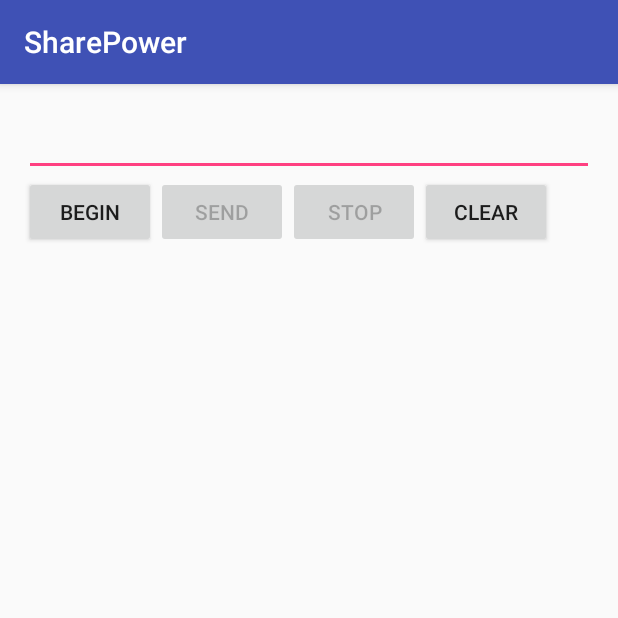
After one commit to alierbas/SharePower, an Android app: the ChargeConsole screen opened directly, with no data from a screen before it, on a phone screen of 412 x 824 dp, the top half of it. The commit adds this screen. Run offline under Robolectric (Android 15) with nearby library versions, the phone set to English and light mode, and no system bars.

Commit message:
Usb Activity Console

```diff
--- a/app/build.gradle
+++ b/app/build.gradle
@@ -5,7 +5,7 @@ android {
     buildToolsVersion "23.0.3"
     defaultConfig {
         applicationId "com.ae.sharepower"
-        minSdkVersion 10
+        minSdkVersion 12
         targetSdkVersion 23
         versionCode 1
         versionName "1.0"
@@ -26,4 +26,5 @@ dependencies {
     compile 'com.android.support:appcompat-v7:23.1.1'
     compile 'com.android.support:design:23.1.1'
     compile 'com.google.android.gms:play-services-maps:9.0.1'
+    compile files('libs/usbserial.jar')
 }
--- /dev/null
+++ b/app/src/main/java/com/ae/sharepower/ChargeConsole.java
@@ -0,0 +1,171 @@
+package com.ae.sharepower;
+
+import android.app.PendingIntent;
+import android.content.BroadcastReceiver;
+import android.content.Context;
+import android.content.Intent;
+import android.content.IntentFilter;
+import android.hardware.usb.UsbDevice;
+import android.hardware.usb.UsbDeviceConnection;import android.hardware.usb.UsbManager;
+import android.os.Bundle;
+import android.support.design.widget.NavigationView;
+import android.support.v7.app.AppCompatActivity;
+import android.util.Log;
+import android.view.View;
+import android.widget.Button;
+import android.widget.EditText;
+import android.widget.TextView;
+
+import java.io.UnsupportedEncodingException;
+import java.util.HashMap;
+import java.util.Map;
+
+import com.felhr.usbserial.UsbSerialInterface;
+import com.felhr.usbserial.UsbSerialDevice;
+
+
+public class ChargeConsole extends AppCompatActivity{
+
+    public final String ACTION_USB_PERMISSION = "com.ae.sharepower.USB_PERMISSION";
+    Button startButton, sendButton, clearButton, stopButton;
+    TextView textView;
+    EditText editText;
+    UsbManager usbManager;
+    UsbDevice device;
+    UsbSerialDevice serialPort;
+    UsbDeviceConnection connection;
+
+    UsbSerialInterface.UsbReadCallback mCallback = new UsbSerialInterface.UsbReadCallback() { //Defining a Callback which triggers whenever data is read.
+        @Override
+        public void onReceivedData(byte[] arg0) {
+            String data = null;
+            try {
+                data = new String(arg0, "UTF-8");
+                data.concat("/n");
+                tvAppend(textView, data);
+            } catch (UnsupportedEncodingException e) {
+                e.printStackTrace();
+            }
+        }
+    };
+
+    private final BroadcastReceiver broadcastReceiver = new BroadcastReceiver() { //Broadcast Receiver to automatically start and stop the Serial connection.
+        @Override
+        public void onReceive(Context context, Intent intent) {
+            if (intent.getAction().equals(ACTION_USB_PERMISSION)) {
+                boolean granted = intent.getExtras().getBoolean(UsbManager.EXTRA_PERMISSION_GRANTED);
+                if (granted) {
+                    connection = usbManager.openDevice(device);
+                    serialPort = UsbSerialDevice.createUsbSerialDevice(device, connection);
+                    if (serialPort != null) {
+                        if (serialPort.open()) { //Set Serial Connection Parameters.
+                            setUiEnabled(true);
+                            serialPort.setBaudRate(9600);
+                            serialPort.setDataBits(UsbSerialInterface.DATA_BITS_8);
+                            serialPort.setStopBits(UsbSerialInterface.STOP_BITS_1);
+                            serialPort.setParity(UsbSerialInterface.PARITY_NONE);
+                            serialPort.setFlowControl(UsbSerialInterface.FLOW_CONTROL_OFF);
+                            serialPort.read(mCallback);
+                            tvAppend(textView,"Serial Connection Opened!\n");
+
+                        } else {
+                            Log.d("SERIAL", "PORT NOT OPEN");
+                        }
+                    } else {
+                        Log.d("SERIAL", "PORT IS NULL");
+                    }
+                } else {
+                    Log.d("SERIAL", "PERM NOT GRANTED");
+                }
+            } else if (intent.getAction().equals(UsbManager.ACTION_USB_DEVICE_ATTACHED)) {
+                onClickStart(startButton);
+            } else if (intent.getAction().equals(UsbManager.ACTION_USB_DEVICE_DETACHED)) {
+                onClickStop(stopButton);
+            }
+        }
+    };
+
+
+    @Override
+    protected void onCreate(Bundle savedInstanceState) {
+        super.onCreate(savedInstanceState);
+        setContentView(R.layout.activity_charge_console);
+
+        usbManager = (UsbManager) getSystemService(this.USB_SERVICE);
+        startButton = (Button) findViewById(R.id.buttonStart);
+        sendButton = (Button) findViewById(R.id.buttonSend);
+        clearButton = (Button) findViewById(R.id.buttonClear);
+        stopButton = (Button) findViewById(R.id.buttonStop);
+        editText = (EditText) findViewById(R.id.editText);
+        textView = (TextView) findViewById(R.id.textView);
+        setUiEnabled(false);
+        IntentFilter filter = new IntentFilter();
+        filter.addAction(ACTION_USB_PERMISSION);
+        filter.addAction(UsbManager.ACTION_USB_DEVICE_ATTACHED);
+        filter.addAction(UsbManager.ACTION_USB_DEVICE_DETACHED);
+        registerReceiver(broadcastReceiver, filter);
+
+    }
+
+
+    public void setUiEnabled(boolean bool) {
+        startButton.setEnabled(!bool);
+        sendButton.setEnabled(bool);
+        stopButton.setEnabled(bool);
+        textView.setEnabled(bool);
+    }
+
+    public void onClickStart(View view) {
+
+        HashMap<String, UsbDevice> usbDevices = usbManager.getDeviceList();
+        if (!usbDevices.isEmpty()) {
+            boolean keep = true;
+            for (Map.Entry<String, UsbDevice> entry : usbDevices.entrySet()) {
+                device = entry.getValue();
+                int deviceVID = device.getVendorId();
+                if (deviceVID == 0x2341)//Arduino Vendor ID
+                {
+                    PendingIntent pi = PendingIntent.getBroadcast(this, 0, new Intent(ACTION_USB_PERMISSION), 0);
+                    usbManager.requestPermission(device, pi);
+                    keep = false;
+                } else {
+                    connection = null;
+                    device = null;
+                }
+
+                if (!keep)
+                    break;
+            }
+        }
+    }
+
+    public void onClickSend(View view) {
+        String string = editText.getText().toString();
+        serialPort.write(string.getBytes());
+        tvAppend(textView, "\nData Sent : " + string + "\n");
+    }
+
+    public void onClickStop(View view) {
+        setUiEnabled(false);
+        serialPort.close();
+        tvAppend(textView,"\nSerial Connection Closed! \n");
+    }
+
+    public void onClickClear(View view) {
+        textView.setText(" ");
+    }
+
+    private void tvAppend(TextView tv, CharSequence text) {
+        final TextView ftv = tv;
+        final CharSequence ftext = text;
+
+        runOnUiThread(new Runnable() {
+            @Override
+            public void run() {
+                ftv.append(ftext);
+            }
+        });
+    }
+
+
+}
--- a/app/src/main/java/com/ae/sharepower/IUsbConnectionHandler.java
+++ /dev/null
@@ -1,6 +0,0 @@
-package com.ae.sharepower;
-public interface IUsbConnectionHandler {
-	void onUsbStopped();
-	void onErrorLooperRunningAlready();
-	void onDeviceNotFound();
-}
--- /dev/null
+++ b/app/src/main/res/layout/activity_charge_console.xml
@@ -0,0 +1,69 @@
+<RelativeLayout xmlns:android="http://schemas.android.com/apk/res/android"
+    xmlns:tools="http://schemas.android.com/tools" android:layout_width="match_parent"
+    android:layout_height="match_parent" android:paddingLeft="@dimen/activity_horizontal_margin"
+    android:paddingRight="@dimen/activity_horizontal_margin"
+    android:paddingTop="@dimen/activity_vertical_margin"
+    android:paddingBottom="@dimen/activity_vertical_margin" tools:context=".MainActivity">
+
+    <EditText
+        android:layout_width="wrap_content"
+        android:layout_height="wrap_content"
+        android:id="@+id/editText"
+        android:layout_alignParentTop="true"
+        android:layout_alignParentRight="true"
+        android:layout_alignParentEnd="true"
+        android:layout_alignParentLeft="true"
+        android:layout_alignParentStart="true" />
+
+    <Button
+        android:layout_width="wrap_content"
+        android:layout_height="wrap_content"
+        android:text="Begin"
+        android:id="@+id/buttonStart"
+        android:layout_below="@+id/editText"
+        android:layout_alignParentLeft="true"
+        android:layout_alignParentStart="true"
+        android:onClick="onClickStart"/>
+
+    <Button
+        android:layout_width="wrap_content"
+        android:layout_height="wrap_content"
+        android:text="Send"
+        android:id="@+id/buttonSend"
+        android:onClick="onClickSend"
+        android:layout_below="@+id/editText"
+        android:layout_toRightOf="@+id/buttonStart"
+        android:layout_toEndOf="@+id/buttonStart" />
+
+    <TextView
+        android:layout_width="wrap_content"
+        android:layout_height="wrap_content"
+        android:id="@+id/textView"
+        android:layout_below="@+id/buttonSend"
+        android:layout_alignParentLeft="true"
+        android:layout_alignParentStart="true"
+        android:layout_alignRight="@+id/editText"
+        android:layout_alignEnd="@+id/editText"
+        android:layout_alignParentBottom="true" />
+
+    <Button
+        android:layout_width="wrap_content"
+        android:layout_height="wrap_content"
+        android:text="Stop"
+        android:id="@+id/buttonStop"
+        android:layout_below="@+id/editText"
+        android:layout_toRightOf="@+id/buttonSend"
+        android:layout_toEndOf="@+id/buttonSend"
+        android:onClick="onClickStop"/>
+
+    <Button
+        android:layout_width="wrap_content"
+        android:layout_height="wrap_content"
+        android:text="Clear"
+        android:id="@+id/buttonClear"
+        android:layout_below="@+id/editText"
+        android:layout_toRightOf="@+id/buttonStop"
+        android:layout_toEndOf="@+id/buttonStop"
+        android:onClick="onClickClear"/>
+
+</RelativeLayout>
--- a/app/src/main/res/layout/content_main.xml
+++ b/app/src/main/res/layout/content_main.xml
@@ -12,10 +12,9 @@
     <com.google.android.gms.maps.MapView android:id="@+id/map"
         android:layout_width="fill_parent"
         android:layout_height="fill_parent"
-        android:layout_alignParentBottom="true"
         android:layout_alignParentLeft="true"
         android:layout_alignParentStart="true"
-        android:layout_marginBottom="75dp" />
+        android:layout_alignParentBottom="true" />
 
 
 </RelativeLayout>
--- a/app/src/main/res/values/strings.xml
+++ b/app/src/main/res/values/strings.xml
@@ -5,4 +5,5 @@
     <string name="navigation_drawer_close">Close navigation drawer</string>
 
     <string name="action_settings">Settings</string>
+    <string name="title_activity_main2">Main2Activity</string>
 </resources>
```
Also changed, not shown: app/src/main/AndroidManifest.xml (+13 -14 lines), app/src/main/java/com/ae/sharepower/MainActivity.java (+12 -49 lines), app/src/main/java/com/ae/sharepower/UsbController.java (deleted, +0 -264 lines), app/src/main/res/menu/activity_main_drawer.xml (+7 -0 lines), app/libs/usbserial.jar (added), settings.gradle (line endings or trailing spaces).
